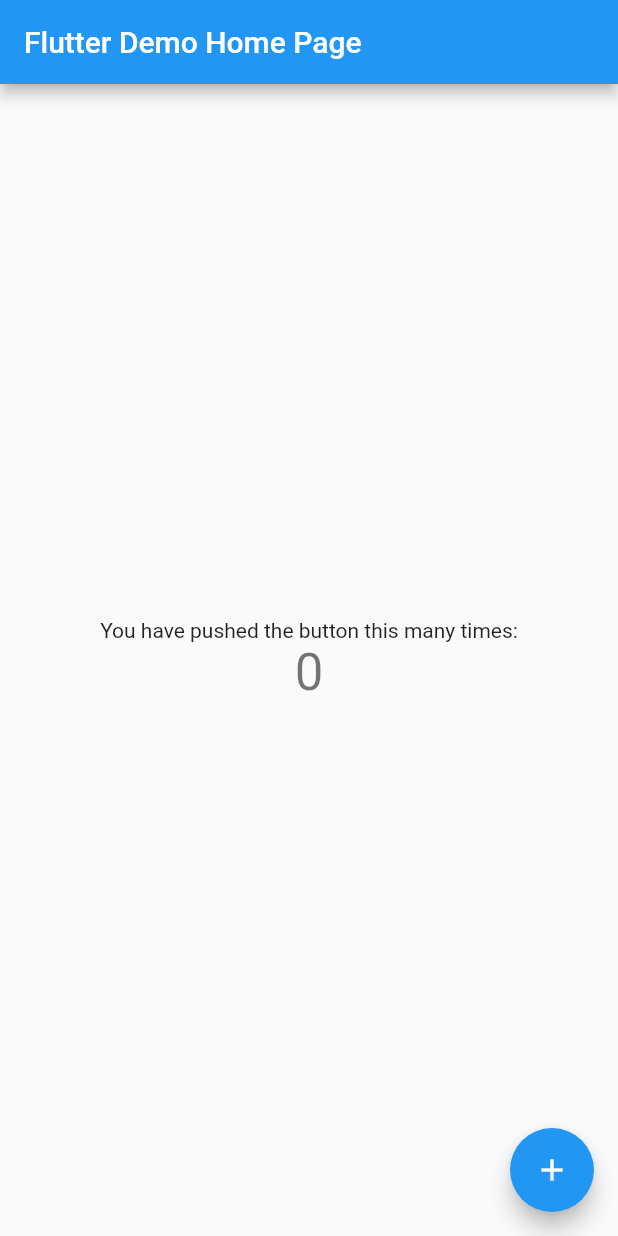
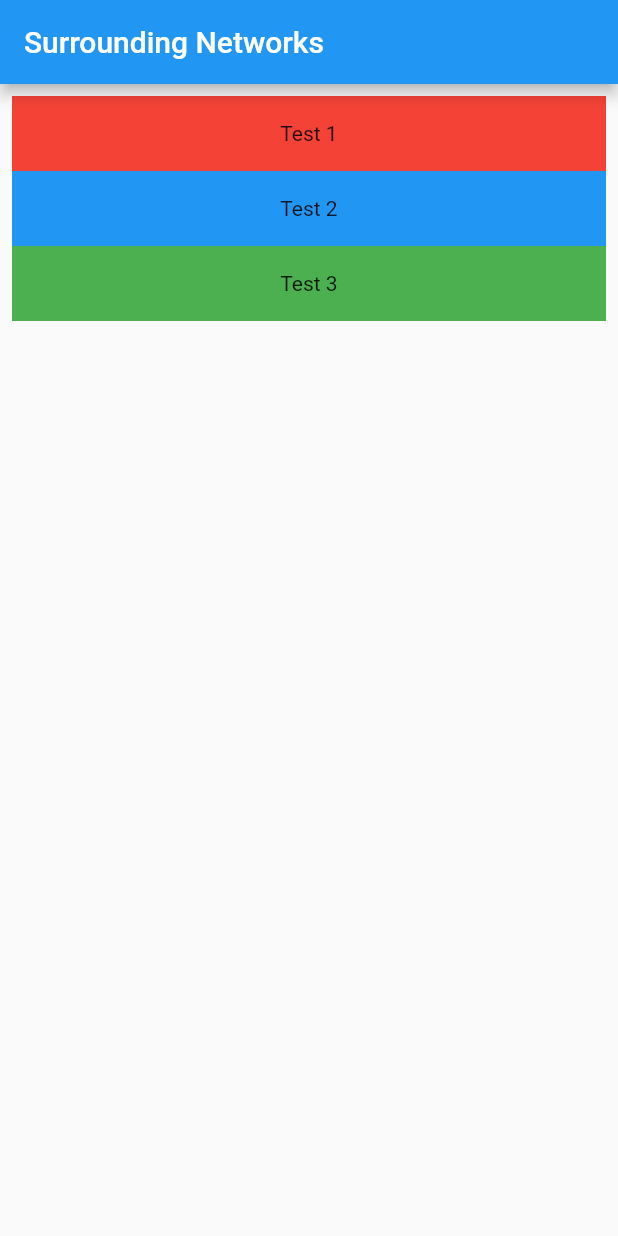
Before and after one commit to dbuts/network_analyzer, a Flutter app: the screen it shows after launch, on a phone screen of 412 x 824 dp. Run offline on Flutter 3.47's test engine with Material 2 defaults, Android fonts, the phone set to English and light mode, and no system bars; missing offline and left inert: wifi_info_plugin.

Commit message:
Tinkered around with list view, found out access to nearby networks isn't provided on ios or Android R+ will be shifting direction

```diff
--- a/lib/main.dart
+++ b/lib/main.dart
@@ -1,4 +1,5 @@
 import 'package:flutter/material.dart';
+import 'package:wifi_info_plugin/wifi_info_plugin.dart';
 
 void main() {
   runApp(MyApp());
@@ -9,7 +10,7 @@ class MyApp extends StatelessWidget {
   @override
   Widget build(BuildContext context) {
     return MaterialApp(
-      title: 'Flutter Demo',
+      title: 'Network Analyzer',
       theme: ThemeData(
         // This is the theme of your application.
         //
@@ -26,7 +27,7 @@ class MyApp extends StatelessWidget {
         // closer together (more dense) than on mobile platforms.
         visualDensity: VisualDensity.adaptivePlatformDensity,
       ),
-      home: MyHomePage(title: 'Flutter Demo Home Page'),
+      home: MyHomePage(title: 'Surrounding Networks'),
     );
   }
 }
@@ -50,68 +51,38 @@ class MyHomePage extends StatefulWidget {
 }
 
 class _MyHomePageState extends State<MyHomePage> {
-  int _counter = 0;
-
-  void _incrementCounter() {
-    setState(() {
-      // This call to setState tells the Flutter framework that something has
-      // changed in this State, which causes it to rerun the build method below
-      // so that the display can reflect the updated values. If we changed
-      // _counter without calling setState(), then the build method would not be
-      // called again, and so nothing would appear to happen.
-      _counter++;
-    });
-  }
-
   @override
   Widget build(BuildContext context) {
-    // This method is rerun every time setState is called, for instance as done
-    // by the _incrementCounter method above.
-    //
-    // The Flutter framework has been optimized to make rerunning build methods
-    // fast, so that you can just rebuild anything that needs updating rather
-    // than having to individually change instances of widgets.
     return Scaffold(
       appBar: AppBar(
-        // Here we take the value from the MyHomePage object that was created by
-        // the App.build method, and use it to set our appbar title.
         title: Text(widget.title),
       ),
       body: Center(
-        // Center is a layout widget. It takes a single child and positions it
-        // in the middle of the parent.
         child: Column(
-          // Column is also a layout widget. It takes a list of children and
-          // arranges them vertically. By default, it sizes itself to fit its
-          // children horizontally, and tries to be as tall as its parent.
-          //
-          // Invoke "debug painting" (press "p" in the console, choose the
-          // "Toggle Debug Paint" action from the Flutter Inspector in Android
-          // Studio, or the "Toggle Debug Paint" command in Visual Studio Code)
-          // to see the wireframe for each widget.
-          //
-          // Column has various properties to control how it sizes itself and
-          // how it positions its children. Here we use mainAxisAlignment to
-          // center the children vertically; the main axis here is the vertical
-          // axis because Columns are vertical (the cross axis would be
-          // horizontal).
           mainAxisAlignment: MainAxisAlignment.center,
           children: <Widget>[
-            Text(
-              'You have pushed the button this many times:',
-            ),
-            Text(
-              '$_counter',
-              style: Theme.of(context).textTheme.headline4,
-            ),
+            Expanded(
+              child: ListView(
+                padding: const EdgeInsets.all(8),
+                children: <Widget>[
+                  Container(
+                      height: 50,
+                      color: Colors.red,
+                      child: const Center(child: Text("Test 1"))),
+                  Container(
+                      height: 50,
+                      color: Colors.blue,
+                      child: const Center(child: Text("Test 2"))),
+                  Container(
+                      height: 50,
+                      color: Colors.green,
+                      child: const Center(child: Text("Test 3"))),
+                ],
+              ),
+            )
           ],
         ),
       ),
-      floatingActionButton: FloatingActionButton(
-        onPressed: _incrementCounter,
-        tooltip: 'Increment',
-        child: Icon(Icons.add),
-      ), // This trailing comma makes auto-formatting nicer for build methods.
     );
   }
 }
--- a/pubspec.yaml
+++ b/pubspec.yaml
@@ -23,6 +23,7 @@ environment:
 dependencies:
   flutter:
     sdk: flutter
+  wifi_info_plugin: ^1.1.5
 
 
   # The following adds the Cupertino Icons font to your application.
```
Also changed, not shown: pubspec.lock, 2 other files.
